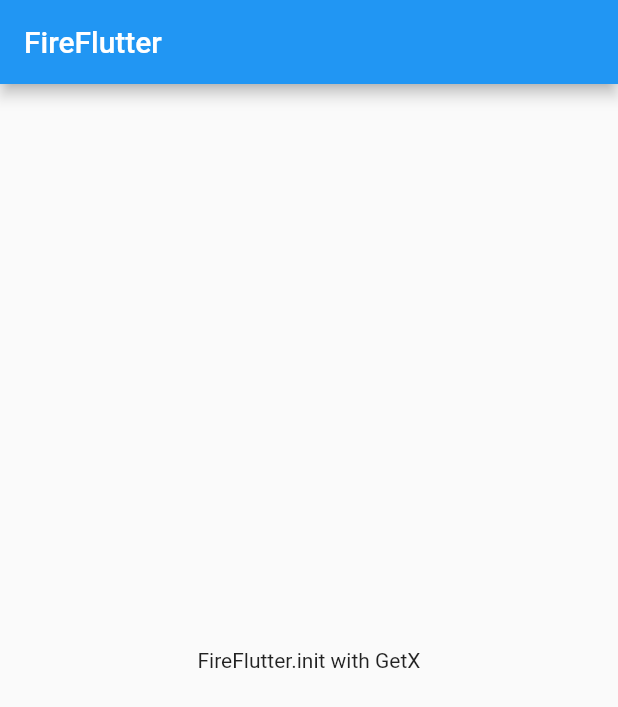
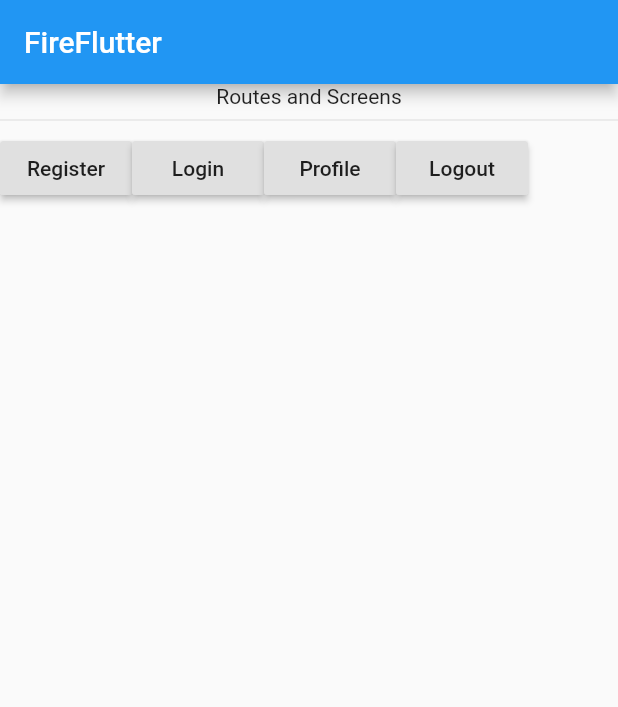
Before and after one commit to thruthesky/fireflutter_sample_app, a Flutter app: the screen it shows after launch, on a phone screen of 412 x 824 dp. Shown: the top 707 px of the screen. Run offline on Flutter 3.47's test engine with Material 2 defaults, Android fonts, the phone set to English and light mode, and no system bars; our stand-ins replace get; missing offline and left inert: fireflutter.

Commit message:
routes and pages

```diff
--- a/lib/main.dart
+++ b/lib/main.dart
@@ -1,4 +1,5 @@
 import 'package:fireflutter_sample_app/screens/home/home.screen.dart';
+import 'package:fireflutter_sample_app/screens/register/register.screen.dart';
 import 'package:flutter/material.dart';
 import 'package:fireflutter/fireflutter.dart';
 import 'package:get/get.dart';
@@ -17,6 +18,7 @@ class MainApp extends StatelessWidget {
       initialRoute: 'home',
       getPages: [
         GetPage(name: 'home', page: () => HomeScreen()),
+        GetPage(name: 'home', page: () => RegisterScreen()),
       ],
     );
   }
--- a/lib/screens/home/home.screen.dart
+++ b/lib/screens/home/home.screen.dart
@@ -1,4 +1,5 @@
 import 'package:flutter/material.dart';
+import 'package:get/get.dart';
 
 class HomeScreen extends StatefulWidget {
   @override
@@ -12,8 +13,31 @@ class _HomeScreenState extends State<HomeScreen> {
       appBar: AppBar(
         title: Text('FireFlutter'),
       ),
-      body: Center(
-        child: Text('FireFlutter.init with GetX'),
+      body: Column(
+        children: [
+          Text('Routes and Screens'),
+          Divider(),
+          Row(
+            children: [
+              RaisedButton(
+                onPressed: () => Get.toNamed('register'),
+                child: Text('Register'),
+              ),
+              RaisedButton(
+                onPressed: () => Get.toNamed('login'),
+                child: Text('Login'),
+              ),
+              RaisedButton(
+                onPressed: () => Get.toNamed('profile'),
+                child: Text('Profile'),
+              ),
+              RaisedButton(
+                onPressed: () => Get.toNamed('logout'),
+                child: Text('Logout'),
+              ),
+            ],
+          )
+        ],
       ),
     );
   }
--- a/pubspec.yaml
+++ b/pubspec.yaml
@@ -13,7 +13,7 @@ dependencies:
     sdk: flutter
 
   cupertino_icons: ^1.0.0
-  fireflutter: ^0.0.7
+  fireflutter:
   get: ^3.15.0
 
 dev_dependencies:
```
Also changed, not shown: lib/screens/login/login.screen.dart (added, +18 -0 lines), lib/screens/profile/profile.screen.dart (added, +18 -0 lines), lib/screens/register/register.screen.dart (added, +18 -0 lines).
